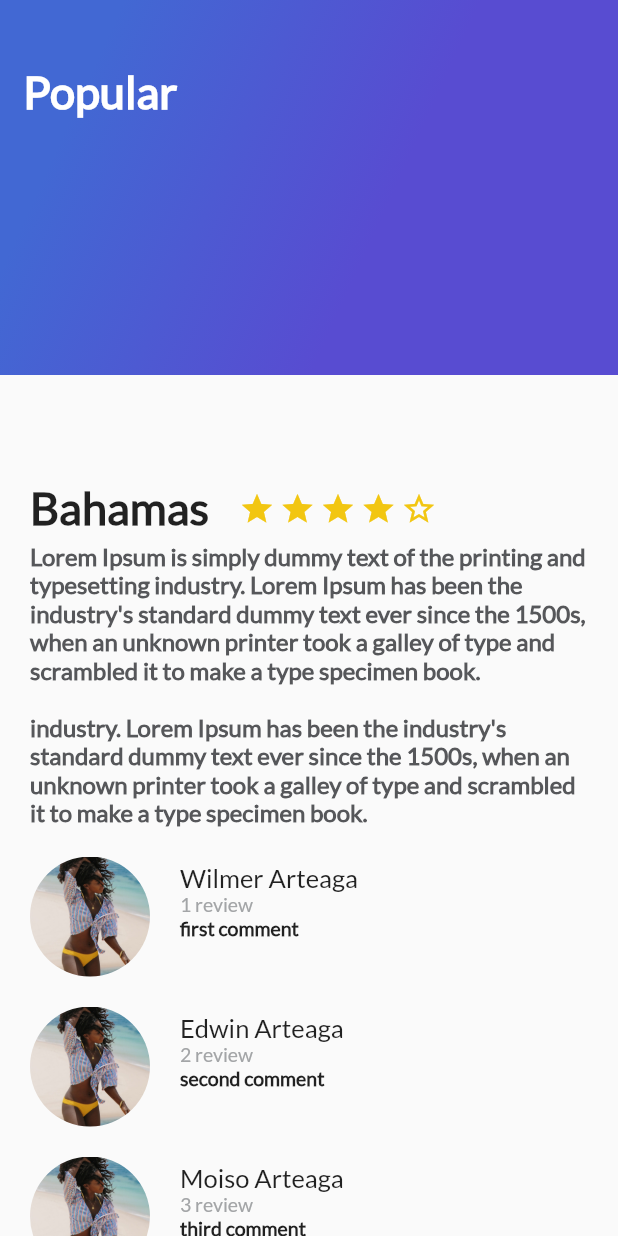
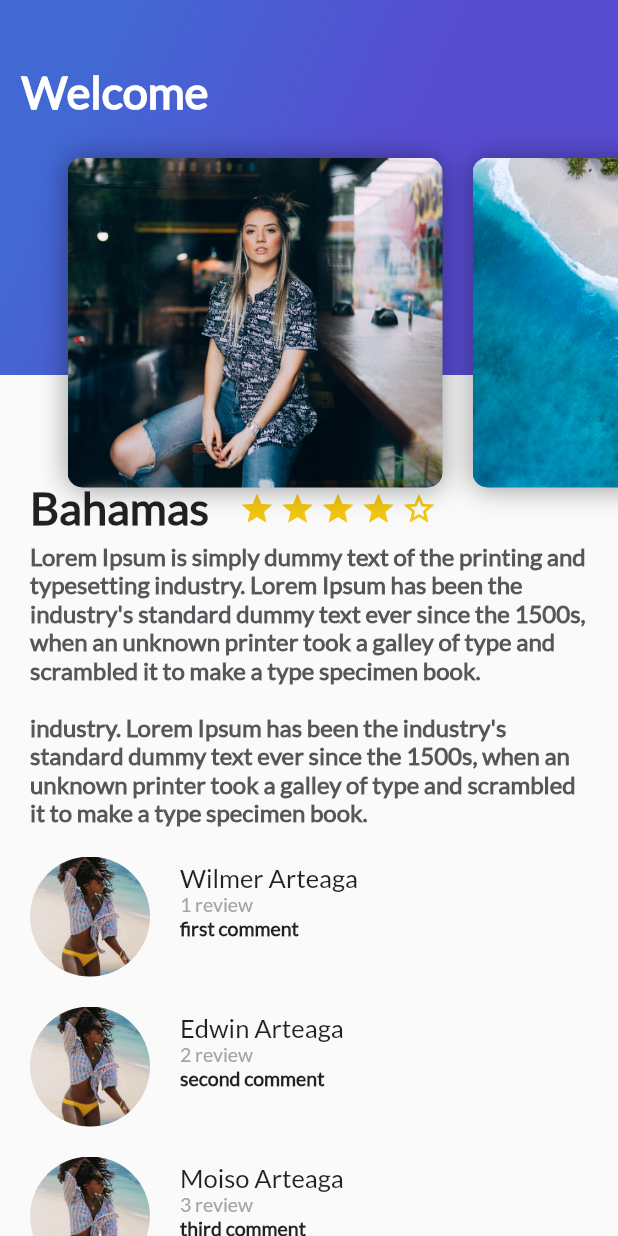
Before and after one commit to killerwilmer/flutter, a Flutter app: the screen it shows after launch, on a phone screen of 412 x 824 dp. Run offline on Flutter 3.47's test engine with Material 2 defaults, Android fonts, the phone set to English and light mode, and no system bars.

Commit message:
Show images list

```diff
--- /dev/null
+++ b/platzi/Curso_de_Flutter/trips_app/lib/card_image.dart
@@ -0,0 +1,37 @@
+import 'package:flutter/material.dart';
+
+class CardImage extends StatelessWidget {
+
+  String pathImage = "assets/images/girl.jpg";
+
+  CardImage(this.pathImage);
+
+  @override
+  Widget build(BuildContext context) {
+
+    final card = Container(
+      height: 350.0,
+      width: 250.0,
+      margin: EdgeInsets.only(
+        top: 80.0,
+        left: 20.0
+      ),
+      decoration: BoxDecoration(
+        image: DecorationImage(
+          fit: BoxFit.cover,
+            image: AssetImage(pathImage)
+        ),
+        borderRadius: BorderRadius.all(Radius.circular(10.0)),
+        shape: BoxShape.rectangle,
+        boxShadow: <BoxShadow>[
+          BoxShadow(
+            color: Colors.black38,
+            blurRadius: 15.0,
+            offset: Offset(0.0, 0.7)
+          )
+        ]
+      ),
+    );
+    return card;
+  }
+}
--- /dev/null
+++ b/platzi/Curso_de_Flutter/trips_app/lib/card_image_list.dart
@@ -0,0 +1,23 @@
+import 'package:flutter/material.dart';
+import 'card_image.dart';
+
+class CardImageList extends StatelessWidget {
+  @override
+  Widget build(BuildContext context) {
+    return Container(
+      height: 350.0,
+      child: ListView(
+        padding: EdgeInsets.all(25.0),
+        scrollDirection: Axis.horizontal,
+        children: <Widget>[
+          CardImage("assets/images/girl.jpg"),
+          CardImage("assets/images/beach.jpg"),
+          CardImage("assets/images/mountain.jpg"),
+          CardImage("assets/images/river.jpg"),
+          CardImage("assets/images/sunset.jpeg")
+        ],
+      ),
+    );
+  }
+
+}
--- /dev/null
+++ b/platzi/Curso_de_Flutter/trips_app/lib/header_appbar.dart
@@ -0,0 +1,16 @@
+import 'package:flutter/material.dart';
+import 'gradient_back.dart';
+import 'card_image_list.dart';
+
+class HeaderAppBar extends StatelessWidget {
+  @override
+  Widget build(BuildContext context) {
+    return Stack(
+      children: <Widget>[
+        GradientBack("Welcome"),
+        CardImageList(),
+      ],
+    );
+  }
+
+}
--- a/platzi/Curso_de_Flutter/trips_app/lib/main.dart
+++ b/platzi/Curso_de_Flutter/trips_app/lib/main.dart
@@ -2,6 +2,7 @@ import 'package:flutter/material.dart';
 import 'description_place.dart';
 import 'review-list.dart';
 import 'gradient_back.dart';
+import 'header_appbar.dart';
 
 void main() => runApp(MyApp());
 
@@ -32,7 +33,7 @@ class MyApp extends StatelessWidget {
                 ReviewList()
               ],
             ),
-            GradientBack("Popular")
+            HeaderAppBar()
           ],
         ),
       )
```
Also changed, not shown: platzi/Curso_de_Flutter/trips_app/pubspec.yaml (+7 -0 lines), platzi/Curso_de_Flutter/trips_app/assets/images/beach.jpg (added), platzi/Curso_de_Flutter/trips_app/assets/images/beach_palm.jpeg (added), platzi/Curso_de_Flutter/trips_app/assets/images/girl.jpg (added), platzi/Curso_de_Flutter/trips_app/assets/images/mountain.jpg (added), platzi/Curso_de_Flutter/trips_app/assets/images/mountain_stars.jpeg (added), platzi/Curso_de_Flutter/trips_app/assets/images/river.jpg (added), platzi/Curso_de_Flutter/trips_app/assets/images/sunset.jpeg (added).
